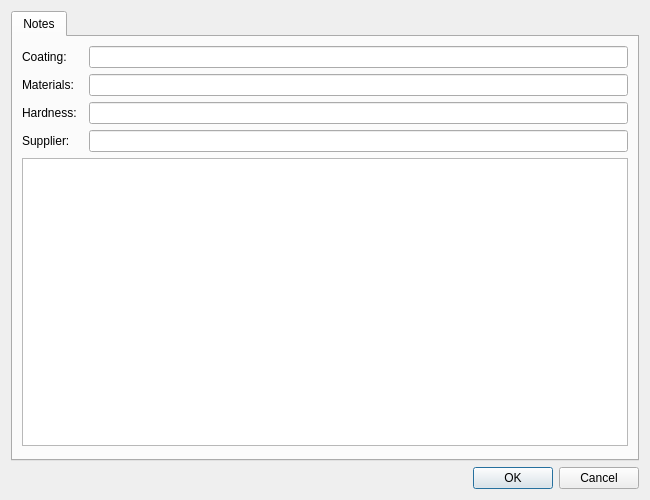
Above: btl/ui/tooleditor.ui from knipknap/better-tool-library before the change. Below: the same form after it.
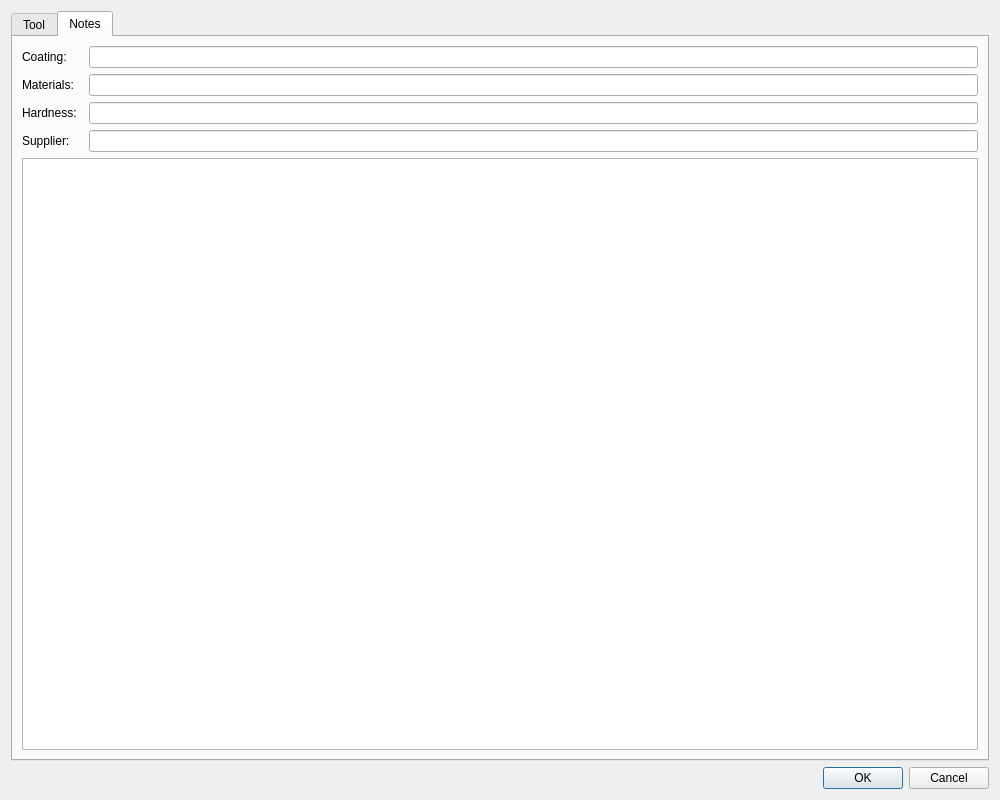
That is the form after the change. The open tabs and pages were chosen to show the change.

```diff
--- a/btl/ui/tooleditor.ui
+++ b/btl/ui/tooleditor.ui
@@ -6,8 +6,8 @@
    <rect>
     <x>0</x>
     <y>0</y>
-    <width>650</width>
-    <height>500</height>
+    <width>1000</width>
+    <height>800</height>
    </rect>
   </property>
   <property name="windowTitle">
@@ -18,22 +18,68 @@
     <layout class="QVBoxLayout" name="vBox">
      <item>
       <widget class="QTabWidget" name="tabWidget">
+       <property name="sizePolicy">
+        <sizepolicy hsizetype="Expanding" vsizetype="Expanding">
+         <horstretch>0</horstretch>
+         <verstretch>0</verstretch>
+        </sizepolicy>
+       </property>
+       <property name="sizeIncrement">
+        <size>
+         <width>1000</width>
+         <height>1000</height>
+        </size>
+       </property>
+       <property name="baseSize">
+        <size>
+         <width>1000</width>
+         <height>1000</height>
+        </size>
+       </property>
        <property name="currentIndex">
         <number>0</number>
        </property>
+       <widget class="QWidget" name="toolTab">
+        <property name="sizePolicy">
+         <sizepolicy hsizetype="Minimum" vsizetype="Minimum">
+          <horstretch>0</horstretch>
+          <verstretch>0</verstretch>
+         </sizepolicy>
+        </property>
+        <attribute name="title">
+         <string>Tool</string>
+        </attribute>
+        <layout class="QVBoxLayout" name="verticalLayout_2" stretch="0,1">
+         <item>
+          <layout class="QVBoxLayout" name="toolTabLayout"/>
+         </item>
+         <item>
+          <widget class="QWidget" name="widget" native="true"/>
+         </item>
+        </layout>
+       </widget>
        <widget class="QWidget" name="notesTab">
+        <property name="sizePolicy">
+         <sizepolicy hsizetype="Expanding" vsizetype="Expanding">
+          <horstretch>0</horstretch>
+          <verstretch>0</verstretch>
+         </sizepolicy>
+        </property>
         <property name="maximumSize">
          <size>
-          <width>626</width>
-          <height>418</height>
+          <width>16777215</width>
+          <height>16777215</height>
          </size>
         </property>
         <attribute name="title">
          <string>Notes</string>
         </attribute>
-        <layout class="QVBoxLayout" name="verticalLayout_2" stretch="0,1">
-         <item>
+        <layout class="QGridLayout" name="gridLayout_2" rowstretch="0,0,1" rowminimumheight="0,0,0">
+         <item row="0" column="0">
           <layout class="QGridLayout" name="gridLayout">
+           <property name="sizeConstraint">
+            <enum>QLayout::SetDefaultConstraint</enum>
+           </property>
            <property name="horizontalSpacing">
             <number>12</number>
            </property>
@@ -82,18 +128,24 @@
            </item>
           </layout>
          </item>
-         <item>
+         <item row="2" column="0">
           <widget class="QPlainTextEdit" name="plainTextEditNotes">
            <property name="sizePolicy">
-            <sizepolicy hsizetype="Maximum" vsizetype="Maximum">
+            <sizepolicy hsizetype="Expanding" vsizetype="Expanding">
              <horstretch>0</horstretch>
              <verstretch>0</verstretch>
             </sizepolicy>
            </property>
+           <property name="minimumSize">
+            <size>
+             <width>0</width>
+             <height>0</height>
+            </size>
+           </property>
            <property name="maximumSize">
             <size>
-             <width>700</width>
-             <height>700</height>
+             <width>16777215</width>
+             <height>16777215</height>
             </size>
            </property>
           </widget>
```
Left out of the diff: 41 changed lines with no effect on the pictures.
